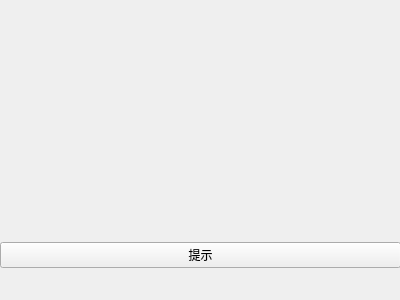
Old version of the form dongsi.ui in the repository zhb0601learner/-Qt-.
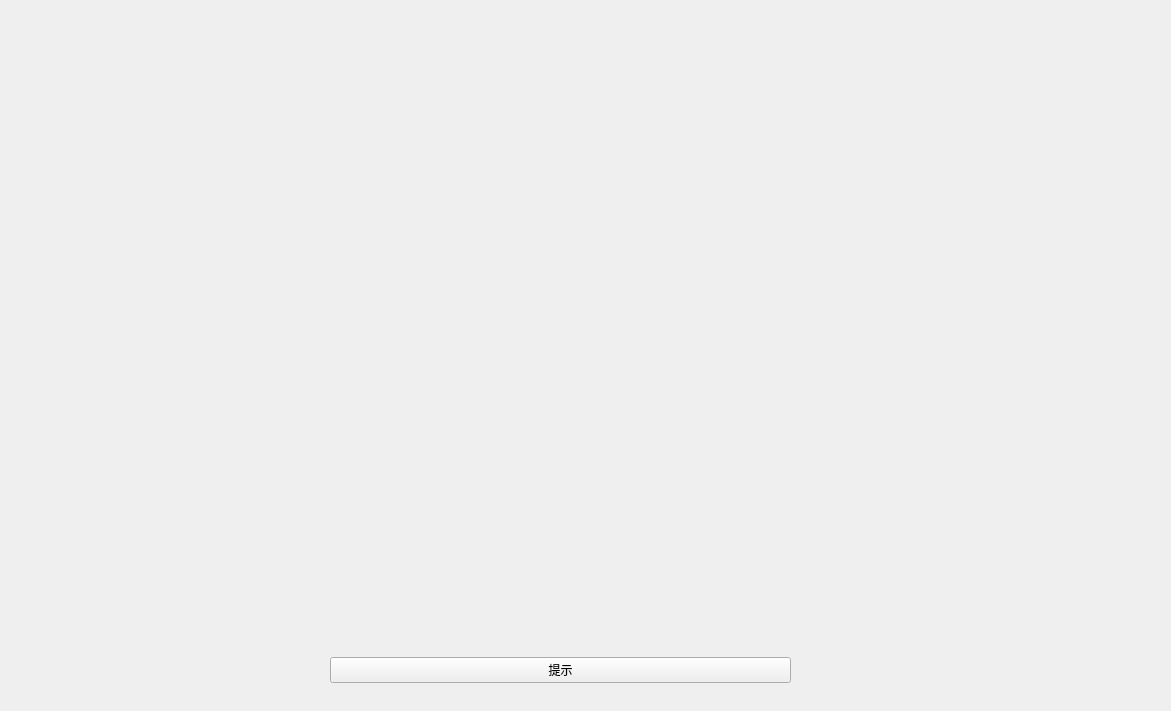
New version of the form.

```diff
--- a/dongsi.ui
+++ b/dongsi.ui
@@ -6,8 +6,8 @@
    <rect>
     <x>0</x>
     <y>0</y>
-    <width>400</width>
-    <height>300</height>
+    <width>1171</width>
+    <height>711</height>
    </rect>
   </property>
   <property name="windowTitle">
@@ -16,15 +16,18 @@
   <widget class="QWidget" name="horizontalLayoutWidget">
    <property name="geometry">
     <rect>
-     <x>0</x>
-     <y>210</y>
-     <width>401</width>
-     <height>91</height>
+     <x>330</x>
+     <y>650</y>
+     <width>461</width>
+     <height>41</height>
     </rect>
    </property>
    <layout class="QHBoxLayout" name="horizontalLayout">
     <item>
      <widget class="QPushButton" name="pushButton">
+      <property name="enabled">
+       <bool>true</bool>
+      </property>
       <property name="text">
        <string>提示</string>
       </property>
@@ -35,10 +38,10 @@
   <widget class="QLabel" name="label">
    <property name="geometry">
     <rect>
-     <x>0</x>
-     <y>-2</y>
-     <width>401</width>
-     <height>211</height>
+     <x>20</x>
+     <y>20</y>
+     <width>1131</width>
+     <height>514</height>
     </rect>
    </property>
    <property name="text">
```
